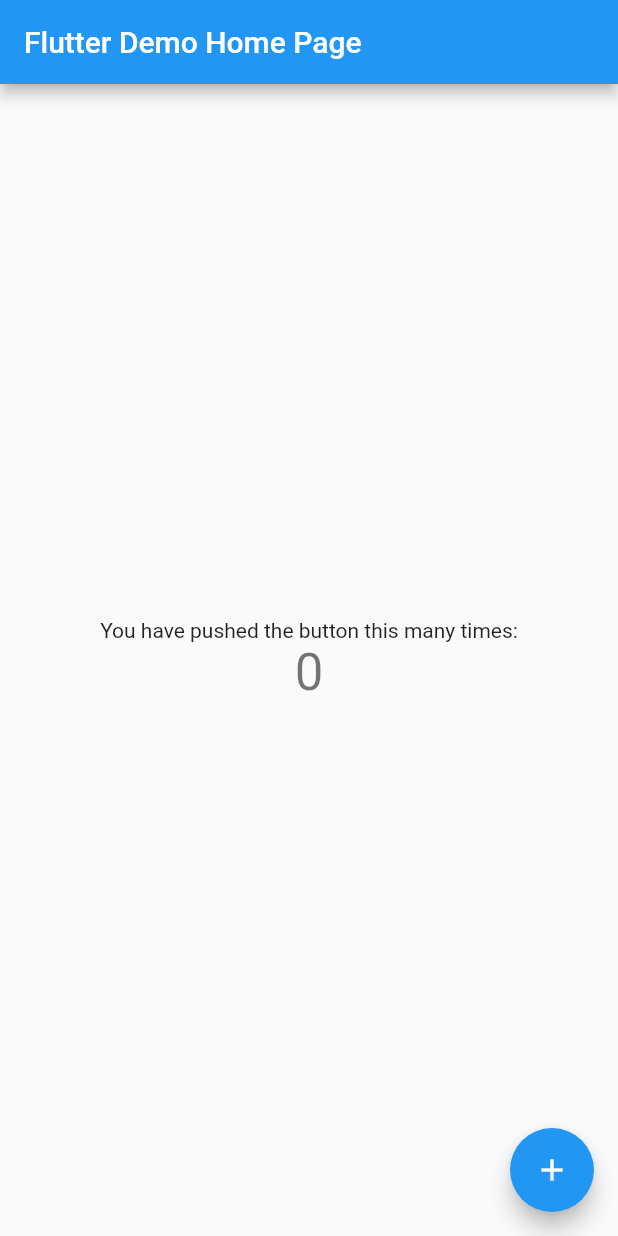
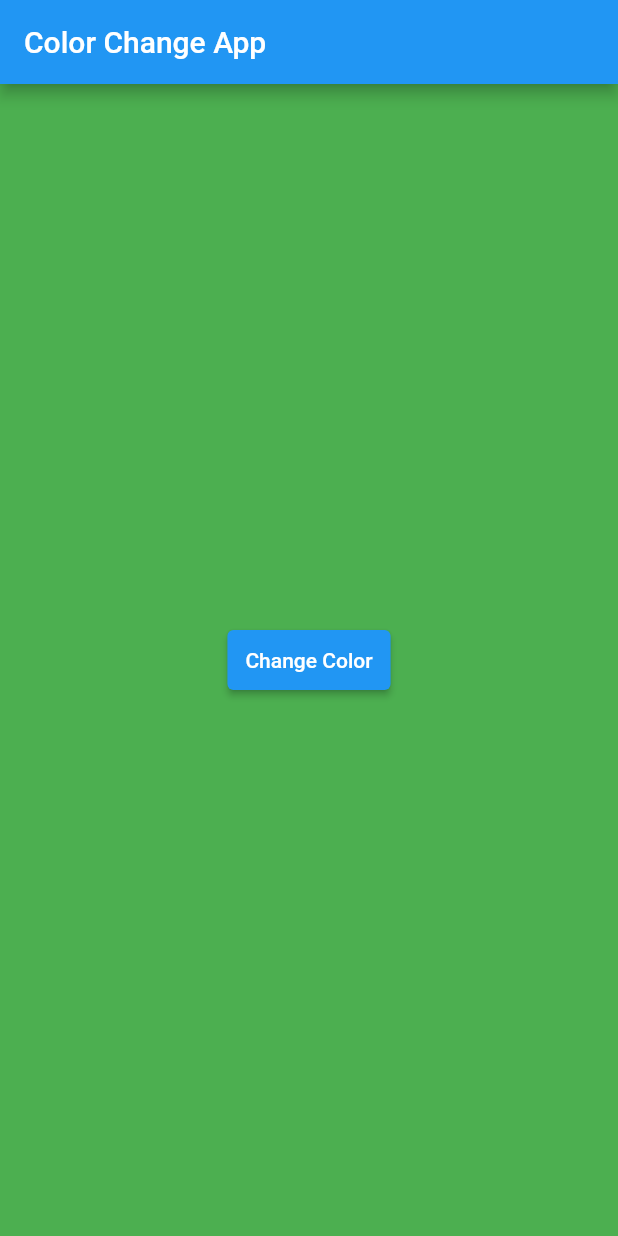
Before and after one commit to trthaochi123/btvn_buoi6_ex2, a Flutter app: the screen it shows after launch, on a phone screen of 412 x 824 dp. Run offline on Flutter 3.47's test engine with Material 2 defaults, Android fonts, the phone set to English and light mode, and no system bars.

Commit message:
change color commit

```diff
--- a/lib/change_color.dart
+++ b/lib/change_color.dart
@@ -0,0 +1,59 @@
+import 'dart:math';
+import 'package:flutter/material.dart';
+
+
+class ChangeColorBtn extends StatefulWidget {
+  const ChangeColorBtn({super.key});
+
+
+  @override
+  State<ChangeColorBtn> createState() => _ChangeColorBtnState();
+}
+
+class _ChangeColorBtnState extends State<ChangeColorBtn> {
+  // Default Background Color
+  Color colorCode = Colors.green;
+
+  // tạo 1 biến ngẫu nhiên để tạo ra chuỗi màu ngẫu nhiên
+  final Random random = Random();
+
+  // hàm generateColor sử dụng Color.fromARGB tạo mã màu ngẫu nhiên trong khoảng 0 -> 256
+  // sau khi tạo màu lưu trữ màu trong biến color bằng state
+  generateRandomColor() {
+    Color tmpColor = Color.fromARGB(
+      random.nextInt(256),
+      random.nextInt(256),
+      random.nextInt(256),
+      random.nextInt(256),
+    );
+
+    setState(() {
+      colorCode = tmpColor;
+    });
+  }
+
+  @override
+  Widget build(BuildContext context) {
+    return Scaffold(
+      backgroundColor: colorCode,
+      appBar: AppBar(
+        title: const Text('Color Change App'),
+      ),
+      body: Center(
+        child: Container(
+          margin: const EdgeInsets.fromLTRB(10, 0, 10, 0),
+          child: ElevatedButton(
+            onPressed: () => generateRandomColor(),
+            style: ElevatedButton.styleFrom(
+              backgroundColor: Colors.blue,
+              padding: const EdgeInsets.fromLTRB(12, 12, 12, 12)
+            ),
+            child: const Text('Change Color',
+            style: TextStyle(color: Colors.white),
+            ),
+          ),
+        ),
+      ),
+    );
+  }
+}
--- a/lib/main.dart
+++ b/lib/main.dart
@@ -1,3 +1,4 @@
+import 'package:btvn_buoi6_02/change_color.dart';
 import 'package:flutter/material.dart';
 
 void main() {
@@ -11,105 +12,11 @@ class MyApp extends StatelessWidget {
   @override
   Widget build(BuildContext context) {
     return MaterialApp(
-      title: 'Flutter Demo',
-      theme: ThemeData(
-        // This is the theme of your application.
-        //
-        // Try running your application with "flutter run". You'll see the
-        // application has a blue toolbar. Then, without quitting the app, try
-        // changing the primarySwatch below to Colors.green and then invoke
-        // "hot reload" (press "r" in the console where you ran "flutter run",
-        // or simply save your changes to "hot reload" in a Flutter IDE).
-        // Notice that the counter didn't reset back to zero; the application
-        // is not restarted.
-        primarySwatch: Colors.blue,
+      title: 'Color Change App',
+      theme: ThemeData.light(),
+      home: Scaffold(
+        body: ChangeColorBtn(),
       ),
-      home: const MyHomePage(title: 'Flutter Demo Home Page'),
     );
   }
 }
-
-class MyHomePage extends StatefulWidget {
-  const MyHomePage({super.key, required this.title});
-
-  // This widget is the home page of your application. It is stateful, meaning
-  // that it has a State object (defined below) that contains fields that affect
-  // how it looks.
-
-  // This class is the configuration for the state. It holds the values (in this
-  // case the title) provided by the parent (in this case the App widget) and
-  // used by the build method of the State. Fields in a Widget subclass are
-  // always marked "final".
-
-  final String title;
-
-  @override
-  State<MyHomePage> createState() => _MyHomePageState();
-}
-
-class _MyHomePageState extends State<MyHomePage> {
-  int _counter = 0;
-
-  void _incrementCounter() {
-    setState(() {
-      // This call to setState tells the Flutter framework that something has
-      // changed in this State, which causes it to rerun the build method below
-      // so that the display can reflect the updated values. If we changed
-      // _counter without calling setState(), then the build method would not be
-      // called again, and so nothing would appear to happen.
-      _counter++;
-    });
-  }
-
-  @override
-  Widget build(BuildContext context) {
-    // This method is rerun every time setState is called, for instance as done
-    // by the _incrementCounter method above.
-    //
-    // The Flutter framework has been optimized to make rerunning build methods
-    // fast, so that you can just rebuild anything that needs updating rather
-    // than having to individually change instances of widgets.
-    return Scaffold(
-      appBar: AppBar(
-        // Here we take the value from the MyHomePage object that was created by
-        // the App.build method, and use it to set our appbar title.
-        title: Text(widget.title),
-      ),
-      body: Center(
-        // Center is a layout widget. It takes a single child and positions it
-        // in the middle of the parent.
-        child: Column(
-          // Column is also a layout widget. It takes a list of children and
-          // arranges them vertically. By default, it sizes itself to fit its
-          // children horizontally, and tries to be as tall as its parent.
-          //
-          // Invoke "debug painting" (press "p" in the console, choose the
-          // "Toggle Debug Paint" action from the Flutter Inspector in Android
-          // Studio, or the "Toggle Debug Paint" command in Visual Studio Code)
-          // to see the wireframe for each widget.
-          //
-          // Column has various properties to control how it sizes itself and
-          // how it positions its children. Here we use mainAxisAlignment to
-          // center the children vertically; the main axis here is the vertical
-          // axis because Columns are vertical (the cross axis would be
-          // horizontal).
-          mainAxisAlignment: MainAxisAlignment.center,
-          children: <Widget>[
-            const Text(
-              'You have pushed the button this many times:',
-            ),
-            Text(
-              '$_counter',
-              style: Theme.of(context).textTheme.headline4,
-            ),
-          ],
-        ),
-      ),
-      floatingActionButton: FloatingActionButton(
-        onPressed: _incrementCounter,
-        tooltip: 'Increment',
-        child: const Icon(Icons.add),
-      ), // This trailing comma makes auto-formatting nicer for build methods.
-    );
-  }
-}
```
